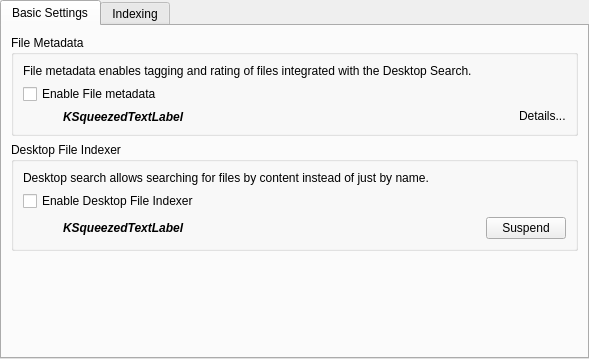
KDE/baloo, file src/file/kcm/configwidget.ui: the form before one commit.
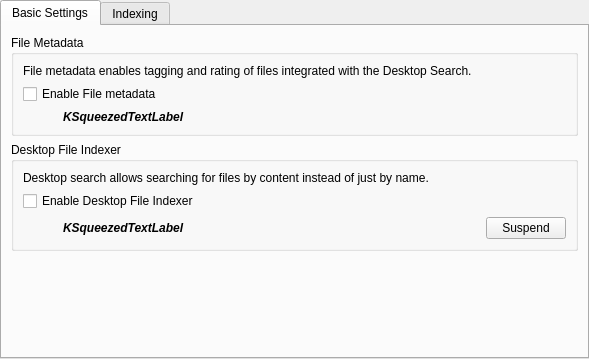
The form after the commit. Custom widgets are drawn as their Qt base class.

Commit message:
KCM: Remove the details button
It had not been ported to Baloo and fetching that information is not
that simple any more.

Diff of the .ui file:
```diff
--- a/src/file/kcm/configwidget.ui
+++ b/src/file/kcm/configwidget.ui
@@ -94,13 +94,6 @@
               </item>
              </layout>
             </item>
-            <item row="1" column="1">
-             <widget class="KUrlLabel" name="m_buttonDetails">
-              <property name="text">
-               <string>Details...</string>
-              </property>
-             </widget>
-            </item>
            </layout>
           </item>
          </layout>
@@ -357,11 +350,6 @@
    <extends>QComboBox</extends>
    <header>kcombobox.h</header>
   </customwidget>
-  <customwidget>
-   <class>KUrlLabel</class>
-   <extends>QLabel</extends>
-   <header>kurllabel.h</header>
-  </customwidget>
   <customwidget>
    <class>KTabWidget</class>
    <extends>QTabWidget</extends>
```
The commit also changes 5 other files.
